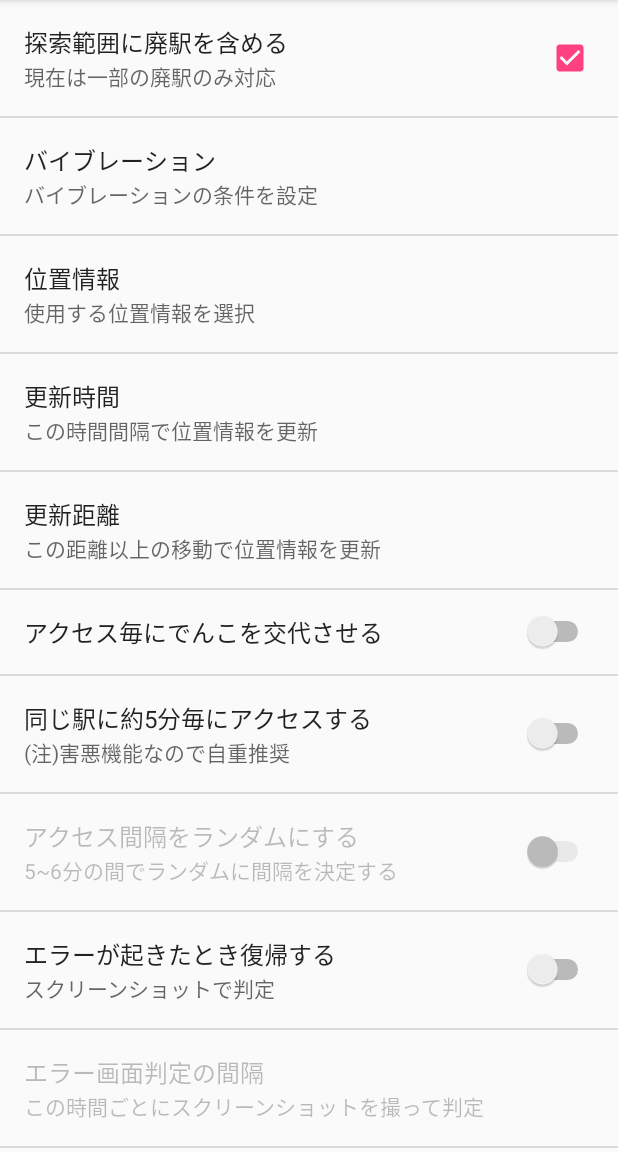
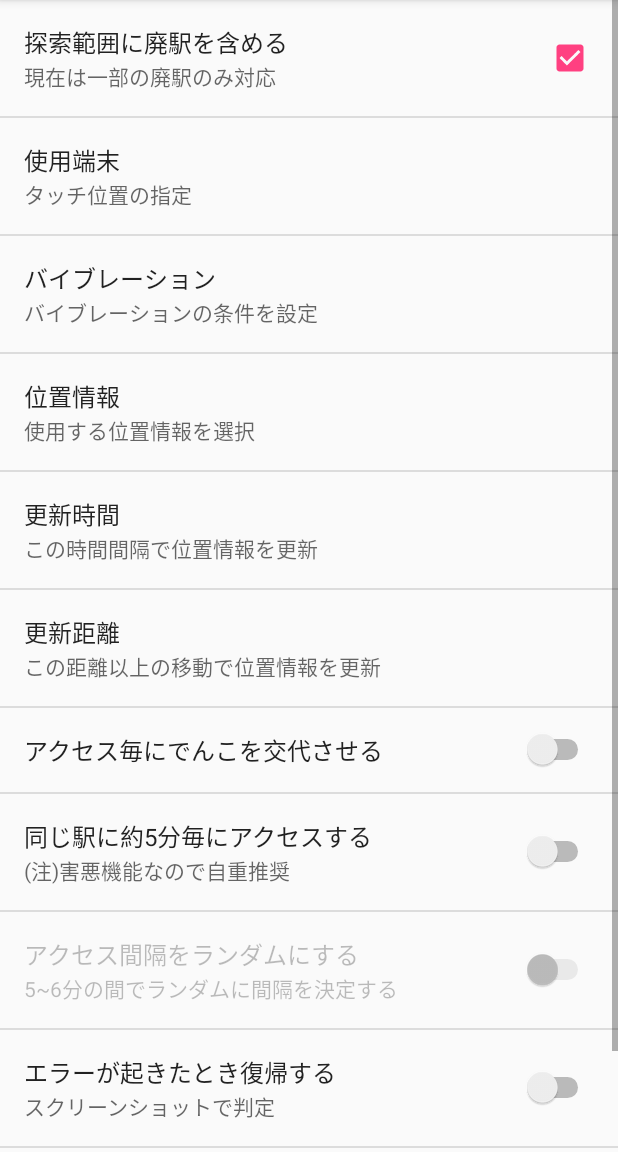
Before and after one commit to Masterisk-F/AccessSupporter, an Android app: the fragment SettingPreferenceFragment shown on its own in the app's theme, on a phone screen of 412 x 824 dp, the part 84-1236 px from its top. Run offline under Robolectric (Android 15) with nearby library versions, the phone set to English and light mode, and no system bars.

Commit message:
画面サイズを選択できるよう設定追加

```diff
--- a/app/src/main/res/layout/activity_main.xml
+++ b/app/src/main/res/layout/activity_main.xml
@@ -18,12 +18,14 @@
         android:orientation="horizontal"
         android:clickable="true">
 
-        <Button
+        <ToggleButton
             android:id="@+id/notification"
             android:layout_width="wrap_content"
             android:layout_height="wrap_content"
             android:layout_weight="1"
-            android:text="開始"/>
+            android:checked="false"
+            android:textOff="停止中"
+            android:textOn="動作中" />
 
         <Button
             android:id="@+id/launchEkimemo"
--- a/app/src/main/res/values/arrays.xml
+++ b/app/src/main/res/values/arrays.xml
@@ -1,5 +1,16 @@
 <?xml version="1.0" encoding="utf-8"?>
 <resources>
+
+    <string-array name="display_size_entries">
+        <item>Huawei Nova lite 2(2160*1080)</item>
+        <item>Covia g07+(1920*1080)</item>
+        <item>Asus Zenfone 2 Lazer(1280*720)</item>
+    </string-array>
+    <string-array name="display_size_entryvalues">
+        <item>2160*1080</item>
+        <item>1920*1080</item>
+        <item>1280*720</item>
+    </string-array>
 
     <string-array name="vibration_entries">
         <item>常に動作</item>
--- a/app/src/main/res/xml/preference.xml
+++ b/app/src/main/res/xml/preference.xml
@@ -7,6 +7,14 @@
         android:title="探索範囲に廃駅を含める"
         android:summary="現在は一部の廃駅のみ対応"
         android:key="contain_abolished_station"/>
+
+    <ListPreference
+        android:key="display_size"
+        android:title="使用端末"
+        android:summary="タッチ位置の指定"
+        android:entries="@array/display_size_entries"
+        android:entryValues="@array/display_size_entryvalues"
+        />
 
     <ListPreference
         android:key="vibration"
```
Also changed, not shown: app/src/main/java/com/poyashimitter/accesssupporter/AccessSupporterService.java (+52 -10 lines), app/src/main/java/com/poyashimitter/accesssupporter/MainActivity.java (+9 -8 lines).
